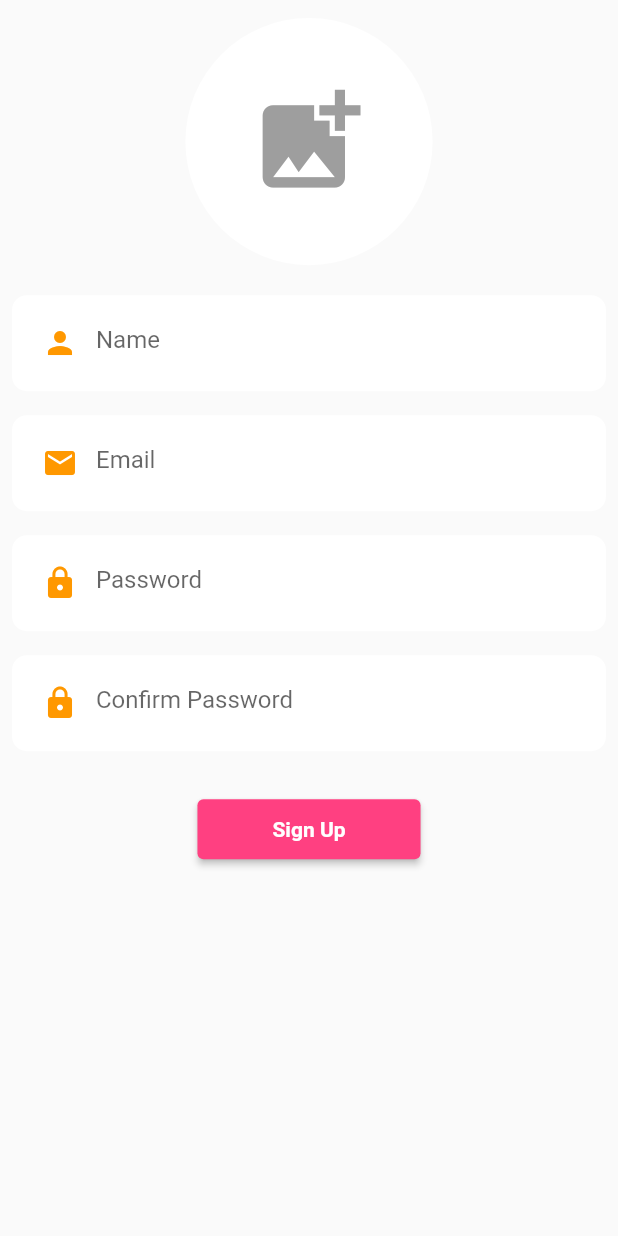
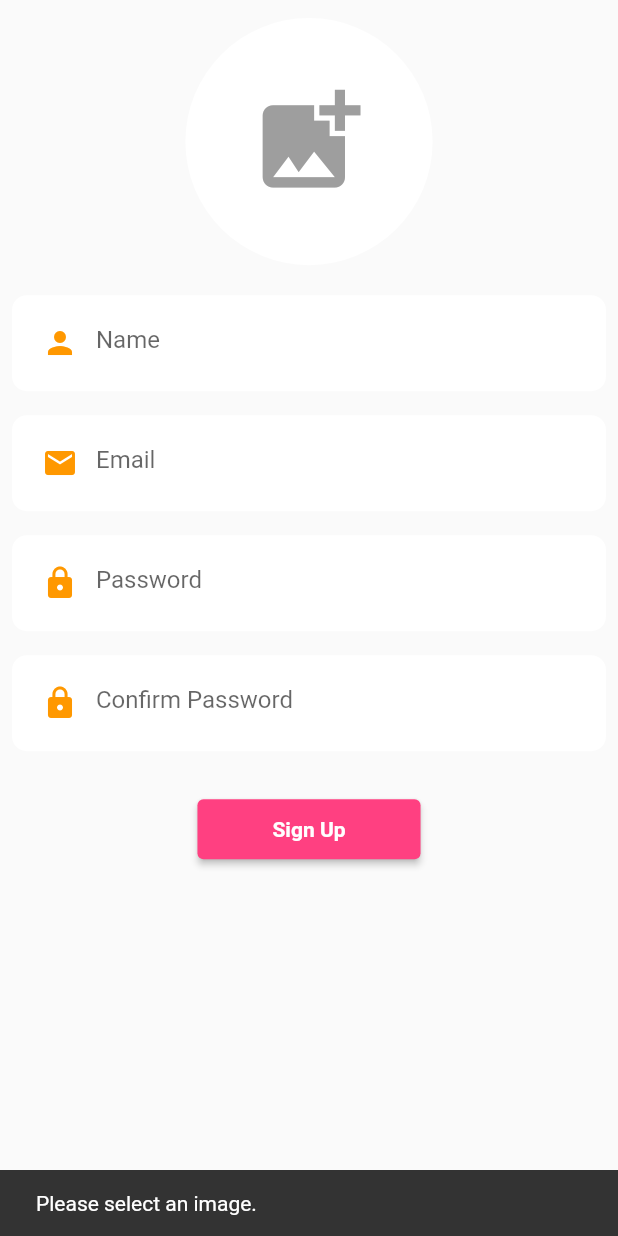
Before and after one commit to ttoghere/ecomflutter3users, a Flutter app: the SignUpPage widget shown alone on an empty page, opened directly, after a tap on "Sign Up", on a phone screen of 412 x 824 dp. Run offline on Flutter 3.47's test engine with Material 2 defaults, Android fonts, the phone set to English and light mode, and no system bars; our stand-ins replace firebase_core, image_picker; accounts and stored records are empty.

Commit message:
end of form validation

```diff
--- a/lib/main.dart
+++ b/lib/main.dart
@@ -18,6 +18,7 @@ class MyApp extends StatelessWidget {
     return MaterialApp(
       debugShowCheckedModeBanner: false,
       title: 'Ecom - Users',
+      // home: SplashScreen(),
       initialRoute: AuthScreen.routeName,
       routes: {
         HomeScreen.routeName: (context) => const HomeScreen(),
--- a/lib/main_screens/auth/components/sign_up_page.dart
+++ b/lib/main_screens/auth/components/sign_up_page.dart
@@ -1,5 +1,7 @@
+import 'dart:io';
 import 'package:ecomflutter3users/main_screens/auth/components/auth_shelf.dart';
 import 'package:flutter/material.dart';
+import 'package:image_picker/image_picker.dart';
 
 class SignUpPage extends StatefulWidget {
   @override
@@ -14,6 +16,47 @@ class _SignUpPageState extends State<SignUpPage> {
       TextEditingController();
   GlobalKey<FormState> formKey = GlobalKey<FormState>();
 
+  XFile? imgXFile;
+  final ImagePicker imagePicker = ImagePicker();
+
+  getImageFromGallery() async {
+    imgXFile = await imagePicker.pickImage(source: ImageSource.gallery);
+
+    setState(() {
+      imgXFile;
+    });
+  }
+
+  formValidation() async {
+    if (imgXFile == null) //image is not selected
+    {
+      ScaffoldMessenger.of(context)
+          .showSnackBar(SnackBar(content: Text("Please select an image.")));
+    } else //image is already selected
+    {
+      //password is equal to confirm password
+      if (passwordTextEditingController.text ==
+          confirmPasswordTextEditingController.text) {
+        //check email, pass, confirm password & name text fields
+        if (nameTextEditingController.text.isNotEmpty &&
+            emailTextEditingController.text.isNotEmpty &&
+            passwordTextEditingController.text.isNotEmpty &&
+            confirmPasswordTextEditingController.text.isNotEmpty) {
+          //1.upload image to storage
+          //2. save the user info to firestore database
+        } else {
+          ScaffoldMessenger.of(context).showSnackBar(SnackBar(
+              content: Text(
+                  "Please complete the form. Do not leave any text field empty.")));
+        }
+      } else //password is NOT equal to confirm password
+      {
+        ScaffoldMessenger.of(context).showSnackBar(SnackBar(
+            content: Text("Password and Confirm Password do not match.")));
+      }
+    }
+  }
+
   @override
   Widget build(BuildContext context) {
     return SingleChildScrollView(
@@ -24,15 +67,24 @@ class _SignUpPageState extends State<SignUpPage> {
               height: 12,
             ),
             GestureDetector(
-              onTap: () {},
+              onTap: () {
+                getImageFromGallery();
+              },
               child: CircleAvatar(
+                backgroundImage: imgXFile == null
+                    ? null
+                    : FileImage(
+                        File(imgXFile!.path),
+                      ),
                 radius: MediaQuery.of(context).size.width * 0.20,
                 backgroundColor: Colors.white,
-                child: Icon(
-                  Icons.add_photo_alternate,
-                  color: Colors.grey,
-                  size: MediaQuery.of(context).size.width * 0.20,
-                ),
+                child: imgXFile == null
+                    ? Icon(
+                        Icons.add_photo_alternate,
+                        color: Colors.grey,
+                        size: MediaQuery.of(context).size.width * 0.20,
+                      )
+                    : null,
               ),
             ),
             const SizedBox(
@@ -82,7 +134,9 @@ class _SignUpPageState extends State<SignUpPage> {
                   padding:
                       const EdgeInsets.symmetric(horizontal: 50, vertical: 12),
                 ),
-                onPressed: () {},
+                onPressed: () {
+                  formValidation();
+                },
                 child: const Text(
                   "Sign Up",
                   style: TextStyle(
```
Also changed, not shown: pubspec.yaml (+3 -6 lines), pubspec.lock, 3 other files.
